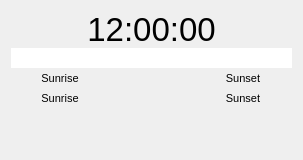
Above: ui/ClockWidget.ui from k5mcd/QLog before the change. Below: the same form after it.
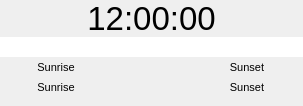
That is the form after the change.

Commit message: Clock&Rig Widgets: Incresed widgets marging

```diff
--- a/ui/ClockWidget.ui
+++ b/ui/ClockWidget.ui
@@ -7,7 +7,7 @@
     <x>0</x>
     <y>0</y>
     <width>303</width>
-    <height>160</height>
+    <height>106</height>
    </rect>
   </property>
   <property name="windowTitle">
@@ -17,6 +17,18 @@
    <property name="spacing">
     <number>0</number>
    </property>
+   <property name="leftMargin">
+    <number>0</number>
+   </property>
+   <property name="topMargin">
+    <number>0</number>
+   </property>
+   <property name="rightMargin">
+    <number>0</number>
+   </property>
+   <property name="bottomMargin">
+    <number>0</number>
+   </property>
    <item>
     <widget class="QLabel" name="clockLabel">
      <property name="font">
```
The commit also changes 1 other file.
